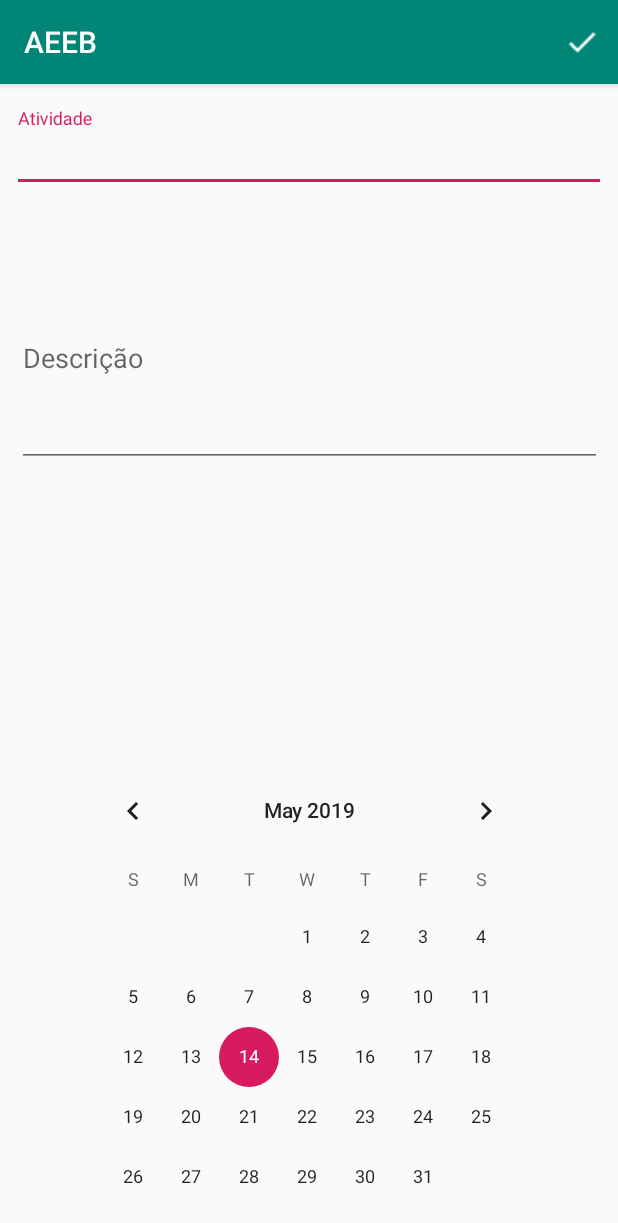
After one commit to jcoelh0/IHC-AEEB, an Android app: the AtividadesExtracur_Add screen opened directly, with no data from a screen before it, on a phone screen of 412 x 824 dp. The commit adds this screen. Shown: the top 1223 px of the screen. Run offline under Robolectric (Android 15) with nearby library versions, the phone set to English and light mode, and no system bars.

Commit message:
atividades extracurriculares almsot finished

```diff
--- /dev/null
+++ b/app/src/main/java/com/example/myapplication/AtividadesExtracur_Add.java
@@ -0,0 +1,42 @@
+package com.example.myapplication;
+
+import android.content.Intent;
+import android.support.v7.app.AppCompatActivity;
+import android.os.Bundle;
+import android.view.Menu;
+import android.view.MenuItem;
+import android.widget.CalendarView;
+import android.widget.Toast;
+
+import java.io.FileNotFoundException;
+import java.io.PrintWriter;
+import java.io.UnsupportedEncodingException;
+
+public class AtividadesExtracur_Add extends AppCompatActivity {
+
+    @Override
+    protected void onCreate(Bundle savedInstanceState) {
+        super.onCreate(savedInstanceState);
+        setContentView(R.layout.activity_atividades_extracur__add);
+        CalendarView cal = new CalendarView(this);
+        cal.setDate(System.currentTimeMillis(),false,true);
+    }
+
+    @Override
+    public boolean onCreateOptionsMenu(Menu menu) {
+        // Inflate the menu; this adds items to the action bar if it is present.
+        getMenuInflater().inflate(R.menu.menu_certo, menu);
+
+
+        return true;
+    }
+
+
+    public boolean onOptionsItemSelected(MenuItem item){
+
+        navigateUpTo(new Intent(getBaseContext(), MainActivity.class));
+        Toast.makeText(this,"Atividade Adicionada.", Toast.LENGTH_SHORT).show();
+
+        return true;
+    }
+}
--- /dev/null
+++ b/app/src/main/res/layout/activity_atividades_extracur__add.xml
@@ -0,0 +1,53 @@
+<?xml version="1.0" encoding="utf-8"?>
+<android.support.constraint.ConstraintLayout xmlns:android="http://schemas.android.com/apk/res/android"
+    xmlns:app="http://schemas.android.com/apk/res-auto"
+    xmlns:tools="http://schemas.android.com/tools"
+    android:layout_width="match_parent"
+    android:layout_height="match_parent"
+    tools:context=".AtividadesExtracur_Add">
+
+    <android.support.design.widget.TextInputLayout
+        android:id="@+id/textInputLayout3"
+        android:layout_width="0dp"
+        android:layout_height="wrap_content"
+        android:layout_marginStart="8dp"
+        android:layout_marginTop="16dp"
+        android:layout_marginEnd="8dp"
+        android:layout_marginBottom="29dp"
+        app:layout_constraintBottom_toTopOf="@+id/textInputLayout4"
+        app:layout_constraintEnd_toEndOf="parent"
+        app:layout_constraintStart_toStartOf="parent"
+        app:layout_constraintTop_toTopOf="parent">
+
+        <android.support.design.widget.TextInputEditText
+            android:layout_width="match_parent"
+            android:layout_height="wrap_content"
+            android:hint="Atividade" />
+    </android.support.design.widget.TextInputLayout>
+
+    <android.support.design.widget.TextInputLayout
+        android:id="@+id/textInputLayout4"
+        android:layout_width="390dp"
+        android:layout_height="0dp"
+        android:layout_marginBottom="341dp"
+        app:layout_constraintBottom_toBottomOf="parent"
+        app:layout_constraintEnd_toEndOf="parent"
+        app:layout_constraintStart_toStartOf="parent"
+        app:layout_constraintTop_toBottomOf="@+id/textInputLayout3">
+
+        <android.support.design.widget.TextInputEditText
+            android:layout_width="match_parent"
+            android:layout_height="143dp"
+            android:hint="Descrição" />
+    </android.support.design.widget.TextInputLayout>
+
+    <CalendarView
+        android:id="@+id/calendarView2"
+        android:layout_width="314dp"
+        android:layout_height="301dp"
+        android:layout_marginBottom="16dp"
+        app:layout_constraintBottom_toBottomOf="parent"
+        app:layout_constraintEnd_toEndOf="parent"
+        app:layout_constraintStart_toStartOf="parent" />
+
+</android.support.constraint.ConstraintLayout>
--- a/app/src/main/res/menu/menu.xml
+++ b/app/src/main/res/menu/menu.xml
@@ -9,4 +9,5 @@
     <item
         android:id="@+id/about"
         android:title="@string/about" />
+
 </menu>
--- a/app/src/main/res/menu/menu_anuncios.xml
+++ b/app/src/main/res/menu/menu_certo.xml
@@ -3,7 +3,7 @@
     xmlns:android="http://schemas.android.com/apk/res/android">
     <item
         android:id="@+id/novo_anuncio"
-        android:icon="@mipmap/ic_launcher"
-        android:title="@string/settings"
+        android:icon="@drawable/baseline_done_white_24dp"
+        android:title="@string/certo"
         app:showAsAction="always" />
 </menu>
--- a/app/src/main/res/values/strings.xml
+++ b/app/src/main/res/values/strings.xml
@@ -1,5 +1,5 @@
 <resources>
-    <string name="app_name">My Application</string>
+    <string name="app_name">AEEB</string>
     <string name="button1">Horários</string>
     <string name="button2">Atividades Extracurriculares</string>
     <string name="button3">Ementas</string>
@@ -24,4 +24,8 @@
     <string name="hint">hint</string>
     <string name="texto_anuncio">Texto do anúncio</string>
     <string name="titulo">Título</string>
+    <string name="add">add</string>
+    <string name="certo">certo</string>
+    <string name="Atividade">atividade</string>
+    <string name="descriçao">Descrição</string>
 </resources>
--- a/app/src/main/res/values/styles.xml
+++ b/app/src/main/res/values/styles.xml
@@ -12,4 +12,9 @@
 
     <style name="AppTheme.PopupOverlay" parent="ThemeOverlay.AppCompat.Light" />
 
+    <style name="AppTheme.NoActionBar">
+        <item name="windowActionBar">false</item>
+        <item name="windowNoTitle">true</item>
+    </style>
+
 </resources>
```
Also changed, not shown: app/src/main/AndroidManifest.xml (+5 -6 lines), app/src/main/java/com/example/myapplication/AtividadesExtracur.java (+16 -1 lines), app/src/main/res/layout/activity_atividades_extracur.xml (+10 -0 lines), app/src/main/res/menu/menu_novo.xml (added, +9 -0 lines), app/src/main/res/drawable/baseline_add_black_18dp.png (added), app/src/main/res/drawable/baseline_add_white_18dp.png (added), app/src/main/res/drawable/baseline_add_white_36dp.png (added), app/src/main/res/drawable/baseline_done_white_24dp.png (added).
